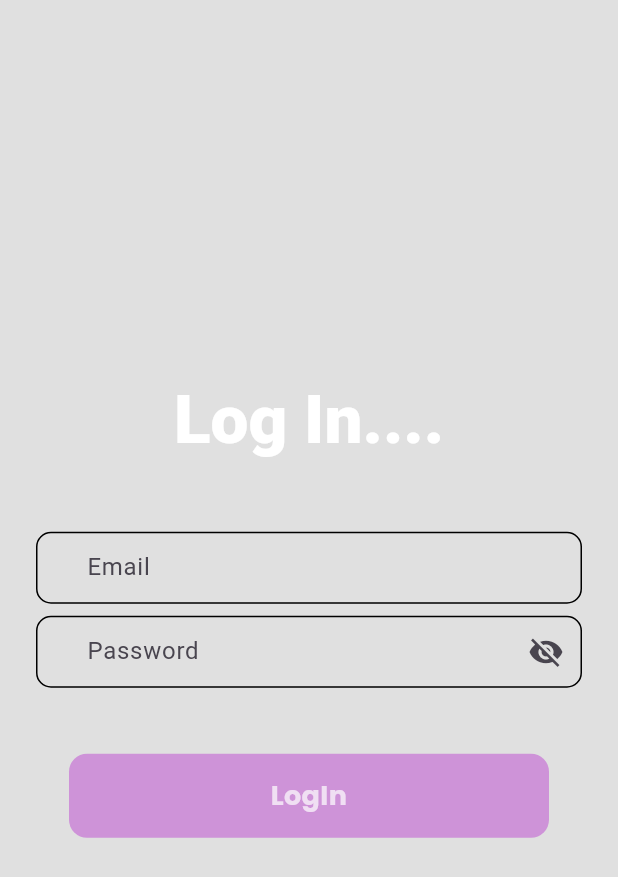
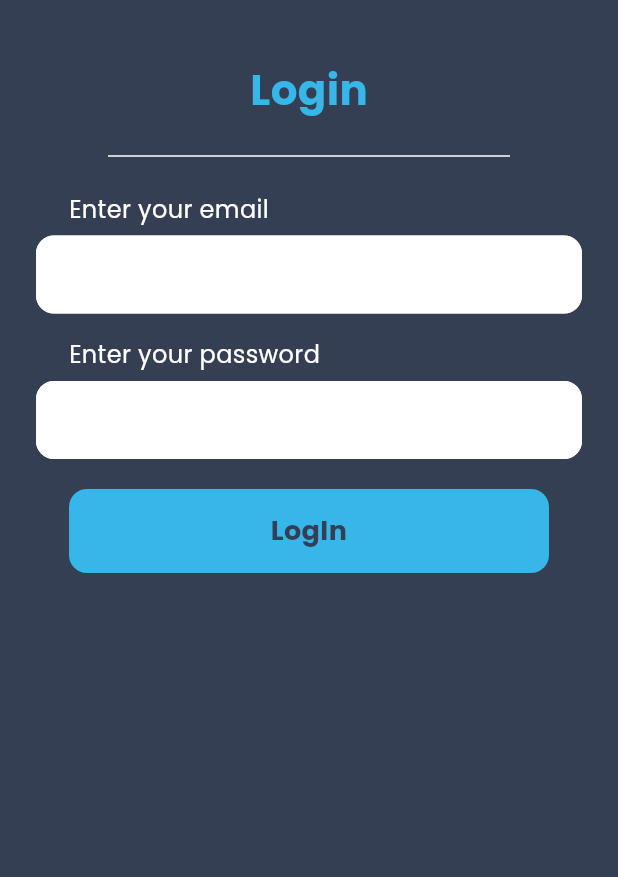
Before and after one commit to maryamEramy/online_shop_university, a Flutter app: the screen it shows after launch, after a tap on "LogIn", on a phone screen of 412 x 824 dp. Shown: the top 877 px of the screen. Run offline on Flutter 3.47's test engine with Material 3 defaults, Android fonts, the phone set to English and light mode, and no system bars; drawn by our look-alikes of animated_text_kit, modal_progress_hud_nsn; our stand-ins replace cached_network_image, email_validator, firebase_auth, firebase_core, flutter_rating_bar, flutter_screenutil and 4 more; accounts and stored records are empty.

Commit message:
fix login page ui

```diff
--- a/lib/controllers/constant.dart
+++ b/lib/controllers/constant.dart
@@ -2,7 +2,9 @@ import 'package:flutter/material.dart';
 
 const kPrimaryColor = Color(0xFF353F54);
 const kSecondaryColor = Color(0xFF37B6E9);
+const kGrayColor = Color(0xFFC5C5C5);
 const kWhiteColor = Color(0xFFFFFFFF);
+const kErrorColor = Color(0xFFF67070);
 
 
 
@@ -17,6 +19,18 @@ final kMainTextStyle = TextStyle(
   color: kWhiteColor,
   fontWeight: FontWeight.w700,
   fontSize: 18.0,
+);
+final kErrorTextStyle = TextStyle(
+  fontFamily: "Poppins",
+  color: kErrorColor,
+  fontWeight: FontWeight.w500,
+  fontSize: 14.0,
+);
+final kRegularTextStyle = TextStyle(
+  fontFamily: "Poppins",
+  color: kWhiteColor,
+  fontWeight: FontWeight.w200,
+  fontSize: 16.0,
 );
 
 
--- /dev/null
+++ b/lib/views/shared/email_text_field_widget.dart
@@ -0,0 +1,25 @@
+import 'package:email_validator/email_validator.dart';
+import 'package:flutter/cupertino.dart';
+import 'package:uni_online_shop/views/shared/text_field_widget.dart';
+
+class EmailTextFieldWidget extends StatelessWidget {
+  const EmailTextFieldWidget({
+    super.key,
+    required TextEditingController emailController,
+  }) : _emailController = emailController;
+
+  final TextEditingController _emailController;
+
+  @override
+  Widget build(BuildContext context) {
+    return RoundedTextField(
+      controller: _emailController,
+      hintText: 'Enter your email',
+      validator: (email) {
+        return email != null && EmailValidator.validate(email)
+            ? null
+            : 'Please enter a valid email';
+      },
+    );
+  }
+}
--- a/lib/views/shared/login_button.dart
+++ b/lib/views/shared/login_button.dart
@@ -1,11 +1,14 @@
 import 'package:flutter/material.dart';
-import 'package:uni_online_shop/views/shared/roundedButton.dart';
 import '../../controllers/constant.dart';
+import '../shared/roundedButton.dart';
 import '../ui/login_page.dart';
 
 class LogInButton extends StatelessWidget {
+  final VoidCallback? onPressed;
+
   const LogInButton({
     super.key,
+    this.onPressed,
   });
 
   @override
@@ -14,12 +17,13 @@ class LogInButton extends StatelessWidget {
       title: 'LogIn',
       textColor: kPrimaryColor,
       color: kSecondaryColor,
-      onPressed: () {
-        Navigator.push(
-          context,
-          MaterialPageRoute(builder: (context) => LoginPage()),
-        );
-      },
+      onPressed: onPressed ??
+              () {
+            Navigator.push(
+              context,
+              MaterialPageRoute(builder: (context) => LoginPage()),
+            );
+          },
     );
   }
 }
--- /dev/null
+++ b/lib/views/shared/passwoed_text_field_widget.dart
@@ -0,0 +1,24 @@
+import 'package:flutter/cupertino.dart';
+import 'package:uni_online_shop/views/shared/text_field_widget.dart';
+
+class PasswordTextFieldWidget extends StatelessWidget {
+  const PasswordTextFieldWidget({
+    super.key,
+    required TextEditingController passwordController,
+  }) : _passwordController = passwordController;
+
+  final TextEditingController _passwordController;
+
+  @override
+  Widget build(BuildContext context) {
+    return RoundedTextField(
+      controller: _passwordController,
+      hintText: 'Enter your password',
+      validator:(password) {
+        return password != null && password.length > 5
+            ? null
+            : 'The password should be of 6 character at least';
+      },
+    );
+  }
+}
--- /dev/null
+++ b/lib/views/shared/text_field_widget.dart
@@ -0,0 +1,75 @@
+import 'package:flutter/material.dart';
+import 'package:uni_online_shop/views/shared/text_box_widget.dart';
+import '../../controllers/constant.dart';
+
+class RoundedTextField extends StatelessWidget {
+  final TextEditingController controller;
+  final String hintText;
+  final String? Function(String?)? validator;
+
+  const RoundedTextField({
+    super.key,
+    required this.controller,
+    required this.hintText,
+    this.validator,
+  });
+
+  @override
+  Widget build(BuildContext context) {
+    return Column(
+      crossAxisAlignment: CrossAxisAlignment.start,
+      children: [
+        TextBoxWidget(text: hintText, textStyle: kRegularTextStyle,padding:  EdgeInsets.zero),
+        SizedBox(height: 6,),
+        TextFormField(
+          controller: controller,
+          validator: validator,
+          autovalidateMode: AutovalidateMode.onUserInteraction,
+          style: kRegularTextStyle.copyWith(color: kPrimaryColor),
+          decoration: InputDecoration(
+            filled: true,
+            fillColor: kWhiteColor,
+
+            contentPadding:
+            const EdgeInsets.symmetric(horizontal: 16.0, vertical: 14.0),
+
+            errorStyle: kErrorTextStyle.copyWith(height: 1.2),
+
+            enabledBorder: OutlineInputBorder(
+              borderRadius: BorderRadius.circular(12.0),
+              borderSide: BorderSide(color: kWhiteColor, width: 1.0),
+            ),
+
+            focusedBorder: OutlineInputBorder(
+              borderRadius: BorderRadius.circular(12.0),
+              borderSide: BorderSide(color: kSecondaryColor, width: 2.0),
+            ),
+
+            errorBorder: OutlineInputBorder(
+              borderRadius: BorderRadius.circular(12.0),
+              borderSide: const BorderSide(color: kErrorColor, width: 1.5),
+            ),
+
+            focusedErrorBorder: OutlineInputBorder(
+              borderRadius: BorderRadius.circular(12.0),
+              borderSide: const BorderSide(color: kErrorColor, width: 2.0),
+            ),
+          ),
+        ),
+      ],
+    );
+  }
+}
+
+// obscureText: true,
+
+// IconButton(
+// onPressed: () {
+// togglePasswordVisibility();
+// },
+// icon: Icon(
+// obscureText
+// ? Icons.visibility_off
+// : Icons.visibility,
+// ),
+// ),
--- a/lib/views/ui/login_page.dart
+++ b/lib/views/ui/login_page.dart
@@ -1,18 +1,21 @@
-
 import 'package:animated_text_kit/animated_text_kit.dart';
 import 'package:email_validator/email_validator.dart';
 import 'package:flutter/cupertino.dart';
 import 'package:flutter/material.dart';
 import 'package:modal_progress_hud_nsn/modal_progress_hud_nsn.dart';
+import 'package:uni_online_shop/views/shared/login_button.dart';
 import 'package:uni_online_shop/views/ui/home_page.dart';
 import 'package:uni_online_shop/views/ui/main_page.dart';
 import '../../controllers/constant.dart';
 import '../../services/auth_service.dart';
+import '../shared/divider_widget.dart';
+import '../shared/email_text_field_widget.dart';
+import '../shared/passwoed_text_field_widget.dart';
 import '../shared/roundedButton.dart';
+import '../shared/text_field_widget.dart';
+import '../shared/text_title_widget.dart';
 
 class LoginPage extends StatefulWidget {
-  static const String id = 'login_screen';
-
   const LoginPage({super.key});
   @override
   State<LoginPage> createState() => _LoginPageState();
@@ -25,7 +28,6 @@ class _LoginPageState extends State<LoginPage> {
   String errorMessage = '';
   bool errorOccurred = false, showSpinner = false;
 
-
   bool obscureText = true;
   void togglePasswordVisibility() {
     setState(() {
@@ -36,71 +38,26 @@ class _LoginPageState extends State<LoginPage> {
   @override
   Widget build(BuildContext context) {
     return Scaffold(
-      backgroundColor: Colors.black12,
+      backgroundColor: kPrimaryColor,
       body: ModalProgressHUD(
         inAsyncCall: showSpinner,
         child: Padding(
           padding: const EdgeInsets.symmetric(horizontal: 24.0),
           child: Column(
-            mainAxisAlignment: MainAxisAlignment.center,
+            mainAxisAlignment: MainAxisAlignment.start,
             crossAxisAlignment: CrossAxisAlignment.center,
             children: <Widget>[
-              DefaultTextStyle(
-                style: TextStyle(
-                  fontWeight: FontWeight.w900,
-                  fontSize: 45.0,
-                  color: Colors.white,
-                ),
-                child: AnimatedTextKit(
-                  totalRepeatCount: 1,
-                  animatedTexts: [TypewriterAnimatedText('Log In....')],
-                ),
-              ),
-
-              SizedBox(height: 48.0),
+              SizedBox(height: 40),
+              TextTitleWidget(text: 'Login'),
+              DividerWidget(),
               Form(
                 key: _formKey,
                 child: Column(
                   children: [
-                      TextFormField(
-                        decoration: kTextFieldDecoration.copyWith(
-                          hintText: 'Enter your email',
-                          labelText: 'Email',
-                        ),
-                        controller: _emailController,
-                        autovalidateMode: AutovalidateMode.onUserInteraction,
-                        validator: (email) {
-                          return email != null && EmailValidator.validate(email)
-                              ? null
-                              : 'Please enter a valid email';
-                        },
-                      ),
-                      SizedBox(height: 8),
-                      TextFormField(
-                        decoration: kTextFieldDecoration.copyWith(
-                          hintText: 'Enter your password',
-                          labelText: 'Password',
-                          suffixIcon: IconButton(
-                            onPressed: () {
-                              togglePasswordVisibility();
-                            },
-                            icon: Icon(
-                              obscureText ? Icons.visibility_off : Icons.visibility,
-                            ),
-                          ),
-                        ),
-                        //pass security
-                        obscureText: true,
-                        controller: _passwordController,
-                        //pass validation
-                        autovalidateMode: AutovalidateMode.onUserInteraction,
-                        validator: (password) {
-                          return password != null && password.length > 5
-                              ? null
-                              : 'The password should be of 6 character at least';
-                        },
-                      ),
-                    ]
+                    EmailTextFieldWidget(emailController: _emailController),
+                    SizedBox(height: 16),
+                    PasswordTextFieldWidget(passwordController: _passwordController)
+                  ],
                 ),
               ),
               SizedBox(height: 8),
@@ -109,13 +66,10 @@ class _LoginPageState extends State<LoginPage> {
                 child: Text(
                   errorMessage,
                   textAlign: TextAlign.center,
-                  style: TextStyle(color: Colors.red, fontSize: 14),
+                  style: kErrorTextStyle,
                 ),
               ),
-              SizedBox(height: 24.0),
-              RoundedButton(
-                title: 'LogIn',
-                color: Colors.purple[200]!,
+              LogInButton(
                 onPressed: () async {
                   if (_formKey.currentState!.validate()) {
                     try {
@@ -130,7 +84,12 @@ class _LoginPageState extends State<LoginPage> {
                           )
                           .then((Value) {
                             Navigator.pop(context);
-                        Navigator.push(context, MaterialPageRoute(builder: (context) => MainPage()));
+                            Navigator.push(
+                              context,
+                              MaterialPageRoute(
+                                builder: (context) => MainPage(),
+                              ),
+                            );
                           });
                       setState(() {
                         showSpinner = false;
@@ -143,8 +102,7 @@ class _LoginPageState extends State<LoginPage> {
                       });
                     }
                   }
-                }, textColor: Colors.white70,
-
+                },
               ),
             ],
           ),
```
Also changed, not shown: lib/views/shared/text_box_widget.dart (+0 -15 lines). Lines whose indentation alone changed are shown as unchanged.
